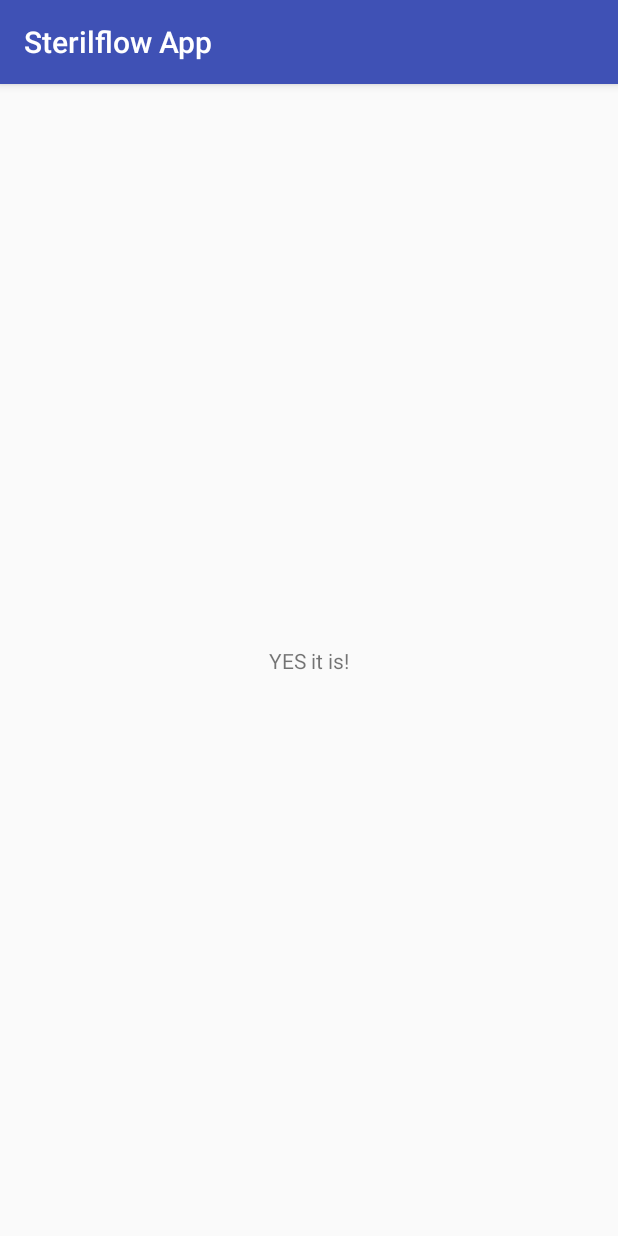
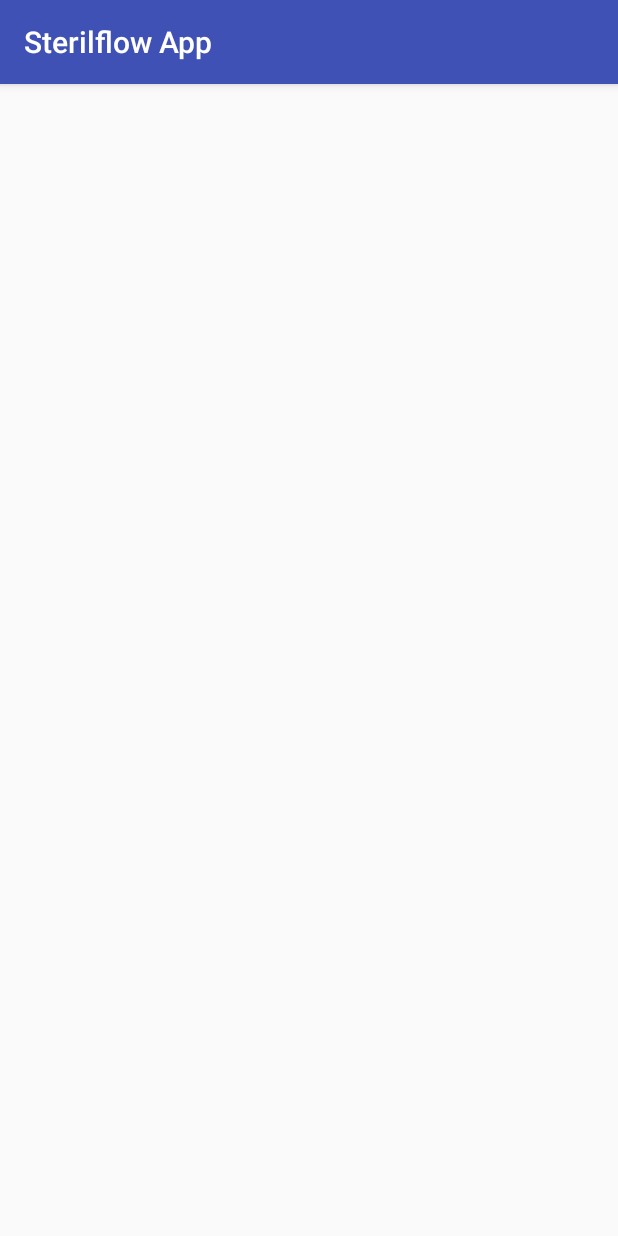
Before and after one commit to rikkepilgaard/SterilflowApp, an Android app: the screen it shows after launch (TableActivity), on a phone screen of 412 x 824 dp. Run offline under Robolectric (Android 15) with nearby library versions, the phone set to English and light mode, and no system bars.

Commit message:
Hallo world textView deleted

```diff
--- a/app/src/main/res/layout/activity_table.xml
+++ b/app/src/main/res/layout/activity_table.xml
@@ -6,14 +6,4 @@
     android:layout_height="match_parent"
     tools:context=".TableActivity">
 
-    <TextView
-        android:id="@+id/txtHelloWorld"
-        android:layout_width="wrap_content"
-        android:layout_height="wrap_content"
-        android:text="YES it is!"
-        app:layout_constraintBottom_toBottomOf="parent"
-        app:layout_constraintLeft_toLeftOf="parent"
-        app:layout_constraintRight_toRightOf="parent"
-        app:layout_constraintTop_toTopOf="parent" />
-
 </android.support.constraint.ConstraintLayout>
```
